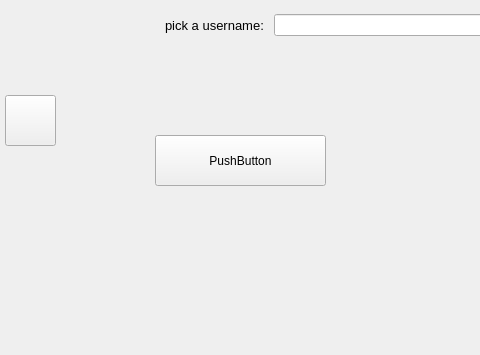
Qt form entername2/pick_username.ui (Parsa20231401/FAZE1.0) before a commit; both pictures show x 155 to 635 and y 245 to 600 of the 800 by 600 pixel window.
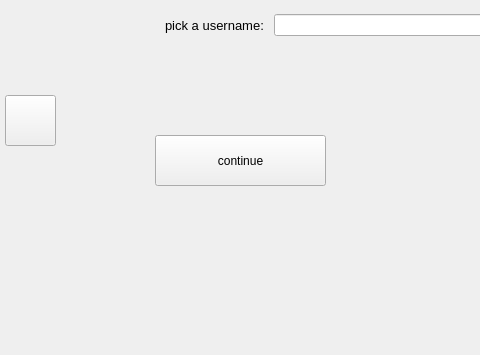
The same form after that commit. Icons and pictures are not drawn.

The edit to the form file:
```diff
--- a/entername2/pick_username.ui
+++ b/entername2/pick_username.ui
@@ -51,7 +51,7 @@
      </rect>
     </property>
     <property name="text">
-     <string>PushButton</string>
+     <string>continue</string>
     </property>
    </widget>
    <widget class="QLabel" name="profile">
```
Left out of the diff: 2 changed lines with no effect on the pictures.
